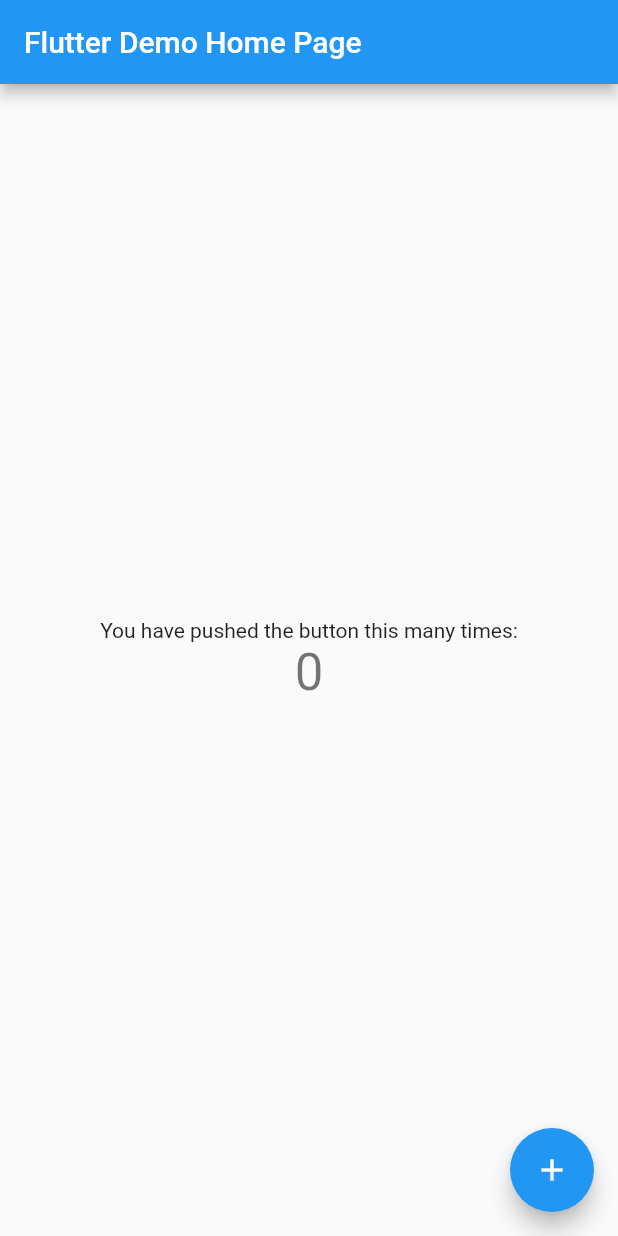
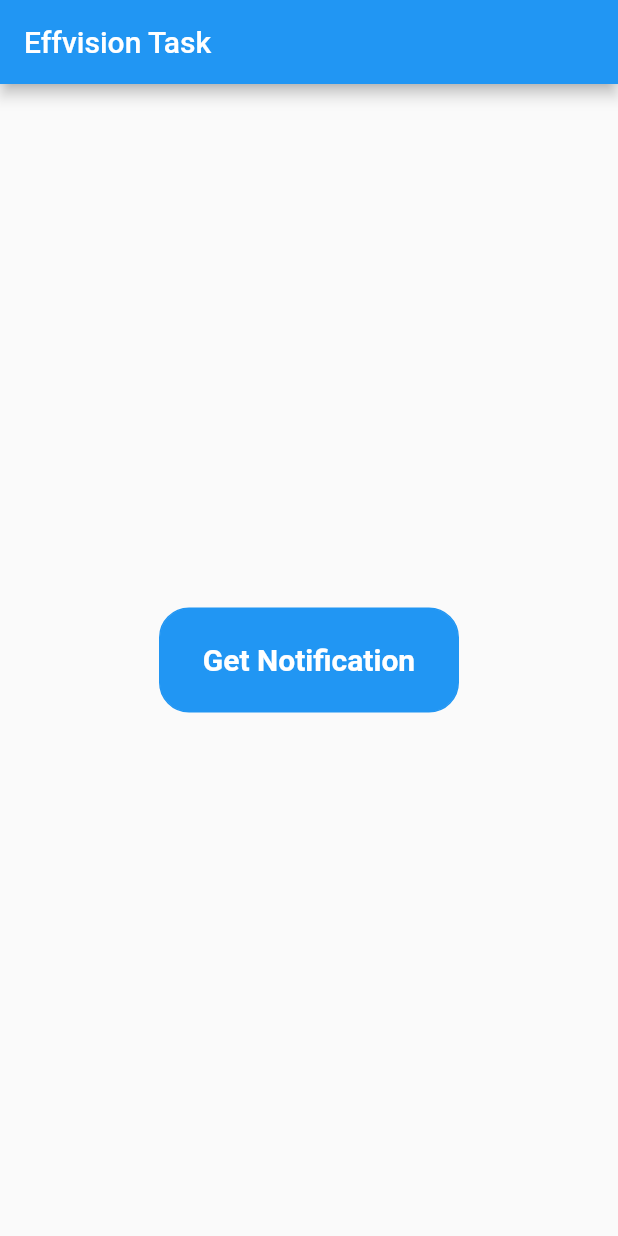
Before and after one commit to AhmedElemey/PushNotification, a Flutter app: the screen it shows after launch, on a phone screen of 412 x 824 dp. Run offline on Flutter 3.47's test engine with Material 2 defaults, Android fonts, the phone set to English and light mode, and no system bars; our stand-ins replace firebase_core, firebase_messaging, flutter_local_notifications; accounts and stored records are empty.

Commit message:
change UI

```diff
--- a/lib/main.dart
+++ b/lib/main.dart
@@ -42,12 +42,12 @@ class MyApp extends StatelessWidget {
   @override
   Widget build(BuildContext context) {
     return MaterialApp(
-      title: 'Flutter Demo',
+      title: ' Effvision Task',
       debugShowCheckedModeBanner: false,
       theme: ThemeData(
         primarySwatch: Colors.blue,
       ),
-      home: MyHomePage(title: 'Flutter Demo Home Page'),
+      home: MyHomePage(title: 'Effvision Task'),
     );
   }
 }
@@ -97,12 +97,24 @@ class _MyHomePageState extends State<MyHomePage> {
             context: context,
             builder: (_) {
               return AlertDialog(
-                title: Text(notification.title),
+                title: Text(
+                  notification.title,
+                  style: TextStyle(
+                      fontSize: 20,
+                      fontWeight: FontWeight.bold,
+                      color: Colors.blue),
+                ),
                 content: SingleChildScrollView(
                   child: Column(
                     crossAxisAlignment: CrossAxisAlignment.start,
                     children: [
-                      Text(notification.body),
+                      Text(
+                        notification.body,
+                        style: TextStyle(
+                            fontSize: 20,
+                            fontWeight: FontWeight.normal,
+                            color: Colors.lightBlue),
+                      ),
                       SizedBox(
                         height: 10,
                       ),
@@ -122,8 +134,8 @@ class _MyHomePageState extends State<MyHomePage> {
     });
     flutterLocalNotificationsPlugin.show(
         0,
-        "Testing $_counter",
-        "How you doin ?",
+        "The Counter is : $_counter",
+        "",
         NotificationDetails(
             android: AndroidNotificationDetails(
                 channel.id, channel.name, channel.description,
@@ -143,20 +155,31 @@ class _MyHomePageState extends State<MyHomePage> {
         child: Column(
           mainAxisAlignment: MainAxisAlignment.center,
           children: <Widget>[
-            Text(
-              'You have pushed the button this many times:',
-            ),
-            Text(
-              '$_counter',
-              style: Theme.of(context).textTheme.headline4,
-            ),
+            GestureDetector(
+              onTap: showNotification,
+              child: Container(
+                width: 200,
+                height: 70,
+                decoration: BoxDecoration(
+                    color: Colors.blue,
+                    border: Border.all(
+                      color: Colors.blue,
+                    ),
+                    borderRadius: BorderRadius.all(Radius.circular(20))),
+                child: Center(
+                  child: Text(
+                    "Get Notification",
+                    textAlign: TextAlign.center,
+                    style: TextStyle(
+                        color: Colors.white,
+                        fontWeight: FontWeight.bold,
+                        fontSize: 20),
+                  ),
+                ),
+              ),
+            )
           ],
         ),
-      ),
-      floatingActionButton: FloatingActionButton(
-        onPressed: showNotification,
-        tooltip: 'Increment',
-        child: Icon(Icons.add),
       ),
     );
   }
```
Also changed, not shown: 1 other file.
